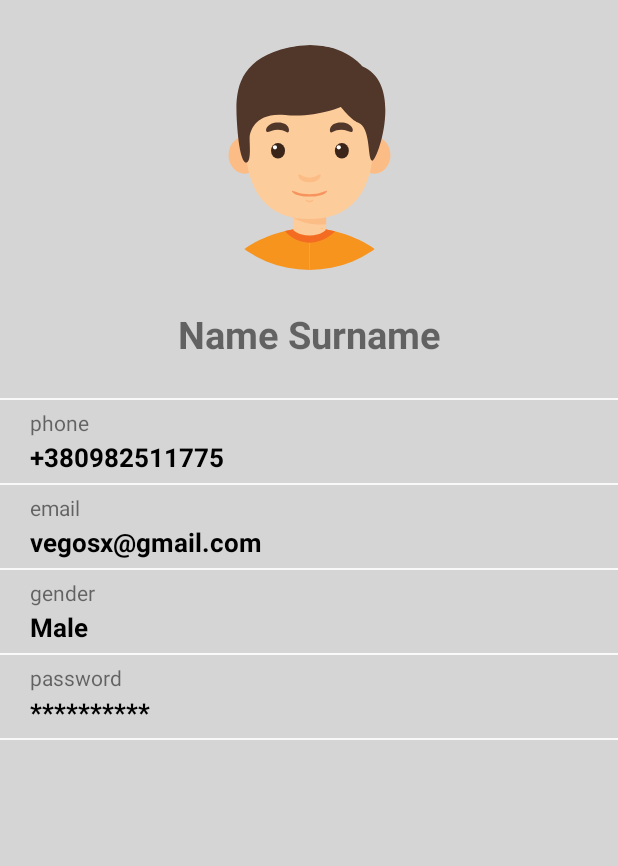
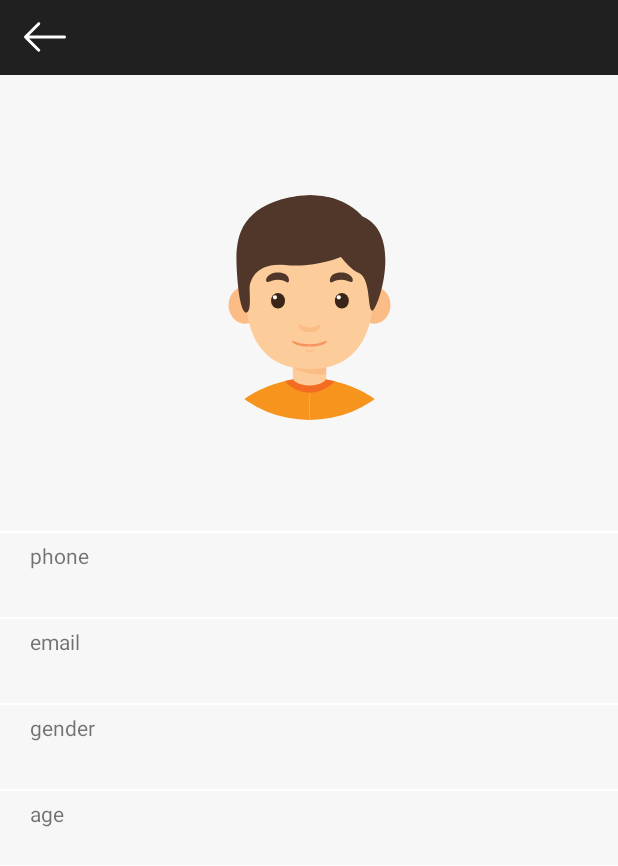
Before and after one commit to VegosX/RandomUser, an Android app: the layout activity_information.xml on its own in the app's theme, with its tools: preview values and no code run, on a phone screen of 412 x 824 dp. Shown: the top 866 px of the screen. Run offline under Robolectric (Android 15) with nearby library versions, the phone set to English and light mode, and no system bars.

Commit message:
Item onClickListener on RecyclerView and transfer data to second activity

```diff
--- a/app/src/main/java/com/magnise/random_users/model/api/service/UsersApiService.kt
+++ b/app/src/main/java/com/magnise/random_users/model/api/service/UsersApiService.kt
@@ -6,6 +6,6 @@ import retrofit2.http.GET
 
 interface UsersApiService {
 
-    @GET("?results=1000")
+    @GET("?results=30")
     fun getUsers(): Call<UserModel>
 }
--- /dev/null
+++ b/app/src/main/res/drawable/ic_left_arrow.xml
@@ -0,0 +1,9 @@
+<vector xmlns:android="http://schemas.android.com/apk/res/android"
+    android:width="31.494dp"
+    android:height="31.494dp"
+    android:viewportWidth="31.494"
+    android:viewportHeight="31.494">
+  <path
+      android:pathData="M10.273,5.009c0.444,-0.444 1.143,-0.444 1.587,0c0.429,0.429 0.429,1.143 0,1.571l-8.047,8.047h26.554c0.619,0 1.127,0.492 1.127,1.111c0,0.619 -0.508,1.127 -1.127,1.127H3.813l8.047,8.032c0.429,0.444 0.429,1.159 0,1.587c-0.444,0.444 -1.143,0.444 -1.587,0l-9.952,-9.952c-0.429,-0.429 -0.429,-1.143 0,-1.571L10.273,5.009z"
+      android:fillColor="#fff"/>
+</vector>
--- a/app/src/main/res/layout/fragment_details.xml
+++ b/app/src/main/res/layout/activity_information.xml
@@ -4,8 +4,8 @@
     xmlns:tools="http://schemas.android.com/tools"
     android:layout_width="match_parent"
     android:layout_height="match_parent"
-    android:background="@color/colorNightWhite"
-    tools:context=".DetailsFragment">
+    android:background="@color/colorDarkWhite"
+    tools:context=".InformationActivity">
 
     <View
         android:id="@+id/line4"
@@ -24,25 +24,21 @@
         android:layout_height="wrap_content"
         android:layout_marginStart="20dp"
         android:layout_marginTop="1dp"
-        android:text="Male"
-        android:textColor="@color/colorBlack"
-        android:textSize="17dp"
-        android:textStyle="bold"
+        android:textColor="@color/colorGray"
+        android:textSize="18sp"
         app:layout_constraintStart_toStartOf="parent"
         app:layout_constraintTop_toBottomOf="@+id/tvGender" />
 
     <TextView
-        android:id="@+id/tvPasswordSpace"
+        android:id="@+id/tvAgeSpace"
         android:layout_width="wrap_content"
         android:layout_height="wrap_content"
         android:layout_marginStart="20dp"
         android:layout_marginTop="1dp"
-        android:text="**********"
-        android:textColor="@color/colorBlack"
-        android:textSize="17dp"
-        android:textStyle="bold"
+        android:textColor="@color/colorGray"
+        android:textSize="18sp"
         app:layout_constraintStart_toStartOf="parent"
-        app:layout_constraintTop_toBottomOf="@+id/tvPassword" />
+        app:layout_constraintTop_toBottomOf="@+id/tvAge" />
 
     <TextView
         android:id="@+id/tvGender"
@@ -55,12 +51,12 @@
         app:layout_constraintTop_toBottomOf="@+id/line3" />
 
     <TextView
-        android:id="@+id/tvPassword"
+        android:id="@+id/tvAge"
         android:layout_width="wrap_content"
         android:layout_height="wrap_content"
         android:layout_marginStart="20dp"
         android:layout_marginTop="5dp"
-        android:text="password"
+        android:text="age"
         app:layout_constraintStart_toStartOf="parent"
         app:layout_constraintTop_toBottomOf="@+id/line4" />
 
@@ -70,10 +66,8 @@
         android:layout_height="wrap_content"
         android:layout_marginStart="20dp"
         android:layout_marginTop="1dp"
-        android:text="vegosx@gmail.com"
-        android:textColor="@color/colorBlack"
-        android:textSize="17dp"
-        android:textStyle="bold"
+        android:textColor="@color/colorGray"
+        android:textSize="18sp"
         app:layout_constraintStart_toStartOf="parent"
         app:layout_constraintTop_toBottomOf="@+id/tvEmail" />
 
@@ -92,35 +86,38 @@
         android:id="@+id/line5"
         android:layout_width="match_parent"
         android:layout_height="1dp"
-        android:layout_marginTop="5dp"
         android:background="@color/colorWhite"
+        app:layout_constraintBottom_toBottomOf="@+id/tvAgeSpace"
         app:layout_constraintEnd_toEndOf="parent"
         app:layout_constraintHorizontal_bias="0.0"
-        app:layout_constraintStart_toStartOf="parent"
-        app:layout_constraintTop_toBottomOf="@+id/tvPasswordSpace" />
+        app:layout_constraintStart_toStartOf="parent" />
 
     <de.hdodenhof.circleimageview.CircleImageView
         android:id="@+id/ivIcon"
         android:layout_width="150dp"
         android:layout_height="150dp"
-        android:layout_marginTop="30dp"
+        android:layout_marginTop="80dp"
+        android:transitionName="ivIcon"
         app:layout_constraintEnd_toEndOf="parent"
         app:layout_constraintStart_toStartOf="parent"
-        app:layout_constraintTop_toTopOf="parent"
+        app:layout_constraintTop_toBottomOf="@+id/toolbar"
         tools:src="@drawable/ic_boy" />
 
+
     <TextView
-        android:id="@+id/tvNameSurname"
+        android:id="@+id/tvUsernameSpace"
+        android:transitionName="tvUsernameSpace"
         android:layout_width="wrap_content"
         android:layout_height="wrap_content"
-        android:layout_marginTop="25dp"
-        android:text="Name Surname"
-        android:textSize="25dp"
-        android:textStyle="bold"
+        android:layout_marginTop="24dp"
+        android:layout_marginBottom="26dp"
+        android:gravity="center"
+        android:textSize="18sp"
+        android:textColor="@color/colorGray"
+        app:layout_constraintBottom_toTopOf="@+id/line1"
         app:layout_constraintEnd_toEndOf="parent"
         app:layout_constraintStart_toStartOf="parent"
         app:layout_constraintTop_toBottomOf="@+id/ivIcon" />
-
 
     <View
         android:id="@+id/line1"
@@ -130,7 +127,7 @@
         android:background="@color/colorWhite"
         app:layout_constraintEnd_toEndOf="parent"
         app:layout_constraintStart_toStartOf="parent"
-        app:layout_constraintTop_toBottomOf="@+id/tvNameSurname" />
+        app:layout_constraintTop_toBottomOf="@+id/tvUsernameSpace" />
 
 
     <View
@@ -170,12 +167,24 @@
         android:layout_height="wrap_content"
         android:layout_marginStart="20dp"
         android:layout_marginTop="1dp"
-        android:text="+380982511775"
-        android:textColor="@color/colorBlack"
-        android:textSize="17dp"
-        android:textStyle="bold"
+        android:textColor="@color/colorGray"
+        android:textSize="18sp"
         app:layout_constraintStart_toStartOf="parent"
         app:layout_constraintTop_toBottomOf="@+id/tvPhone" />
 
+    <androidx.appcompat.widget.Toolbar
+        android:id="@+id/toolbar"
+        android:layout_width="match_parent"
+        android:layout_height="50dp"
+        android:background="@color/colorGray"
+        tools:ignore="MissingConstraints">
 
+        <Button
+            android:id="@+id/btn_back"
+            android:layout_width="28dp"
+            android:layout_height="28dp"
+            android:background="@drawable/ic_left_arrow"
+            tools:layout_editor_absoluteX="16dp"
+            tools:layout_editor_absoluteY="16dp" />
+    </androidx.appcompat.widget.Toolbar>
 </androidx.constraintlayout.widget.ConstraintLayout>
--- a/app/src/main/res/values/colors.xml
+++ b/app/src/main/res/values/colors.xml
@@ -4,8 +4,8 @@
     <color name="colorPrimaryDark">#00574B</color>
     <color name="colorAccent">#D81B60</color>
     <color name="colorGray">#202020</color>
-    <color name="colorWhite">#F9F9F9</color>
-    <color name="colorDarkWhite">#F3F3F3</color>
+    <color name="colorWhite">#FFF</color>
+    <color name="colorDarkWhite">#F7F7F7</color>
     <color name="colorNightWhite">#D5D5D5</color>
     <color name="colorBlack">#000</color>
 </resources>
--- /dev/null
+++ b/app/src/main/res/values/dimen.xml
@@ -0,0 +1,4 @@
+<?xml version="1.0" encoding="utf-8"?>
+<resources>
+
+</resources>
--- a/app/src/main/res/values/styles.xml
+++ b/app/src/main/res/values/styles.xml
@@ -7,6 +7,7 @@
         <item name="android:windowFullscreen">true</item>
         <item name="android:windowNoTitle">true</item>
         <item name="android:windowContentOverlay">@null</item>
+        <item name="android:windowActivityTransitions">true</item>
     </style>
 
 
@@ -20,6 +21,8 @@
         <item name="android:textSize">22dp</item>
         <item name="android:textColor">#1976D2</item>
     </style>
+
+    <style name="text_info_size">25dp</style>
 
     <style name="iv">
         <item name="android:layout_marginStart">10dp</item>
```
Also changed, not shown: app/src/main/AndroidManifest.xml (+5 -6 lines), app/src/main/java/com/magnise/random_users/DetailsFragment.kt (deleted, +0 -20 lines), app/src/main/java/com/magnise/random_users/InformationActivity.kt (added, +36 -0 lines), app/src/main/java/com/magnise/random_users/model/api/UserModel.kt (+17 -4 lines), app/src/main/java/com/magnise/random_users/ui/UserAdapter.kt (+25 -6 lines), app/src/main/res/layout/item_user.xml (+5 -2 lines).
